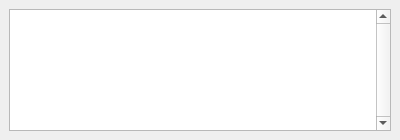
Old version of the form v2/branches/dev/plugins/base/MessageBox/src/ui/UICommand.ui in the repository testmana2/mks.
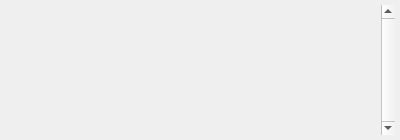
New version of the form. Icons and pictures are not drawn. Custom widgets are drawn as their Qt base class.

```diff
--- a/v2/branches/dev/plugins/base/MessageBox/src/ui/UICommand.ui
+++ b/v2/branches/dev/plugins/base/MessageBox/src/ui/UICommand.ui
@@ -16,19 +16,60 @@
   <property name="windowTitle" >
    <string>Commands</string>
   </property>
-  <widget class="QWidget" name="centralwidget" >
-   <property name="geometry" >
-    <rect>
-     <x>2</x>
-     <y>22</y>
-     <width>396</width>
-     <height>116</height>
-    </rect>
-   </property>
-   <layout class="QVBoxLayout" >
+  <widget class="QWidget" name="centralwidget">
+   <layout class="QVBoxLayout">
+    <property name="spacing">
+     <number>3</number>
+    </property>
+    <property name="margin">
+     <number>5</number>
+    </property>
     <item>
-     <widget class="QPlainTextEdit" name="teLog" >
-      <property name="verticalScrollBarPolicy" >
+     <widget class="QPlainTextEdit" name="teLog">
+      <property name="palette">
+       <palette>
+        <active>
+         <colorrole role="Base">
+          <brush brushstyle="SolidPattern">
+           <color alpha="0">
+            <red>255</red>
+            <green>255</green>
+            <blue>255</blue>
+           </color>
+          </brush>
+         </colorrole>
+        </active>
+        <inactive>
+         <colorrole role="Base">
+          <brush brushstyle="SolidPattern">
+           <color alpha="0">
+            <red>255</red>
+            <green>255</green>
+            <blue>255</blue>
+           </color>
+          </brush>
+         </colorrole>
+        </inactive>
+        <disabled>
+         <colorrole role="Base">
+          <brush brushstyle="SolidPattern">
+           <color alpha="255">
+            <red>212</red>
+            <green>208</green>
+            <blue>200</blue>
+           </color>
+          </brush>
+         </colorrole>
+        </disabled>
+       </palette>
+      </property>
+      <property name="frameShape">
+       <enum>QFrame::NoFrame</enum>
+      </property>
+      <property name="frameShadow">
+       <enum>QFrame::Plain</enum>
+      </property>
+      <property name="verticalScrollBarPolicy">
        <enum>Qt::ScrollBarAlwaysOn</enum>
       </property>
       <property name="undoRedoEnabled" >
```
Left out of the diff: 23 changed lines with no effect on the pictures.
